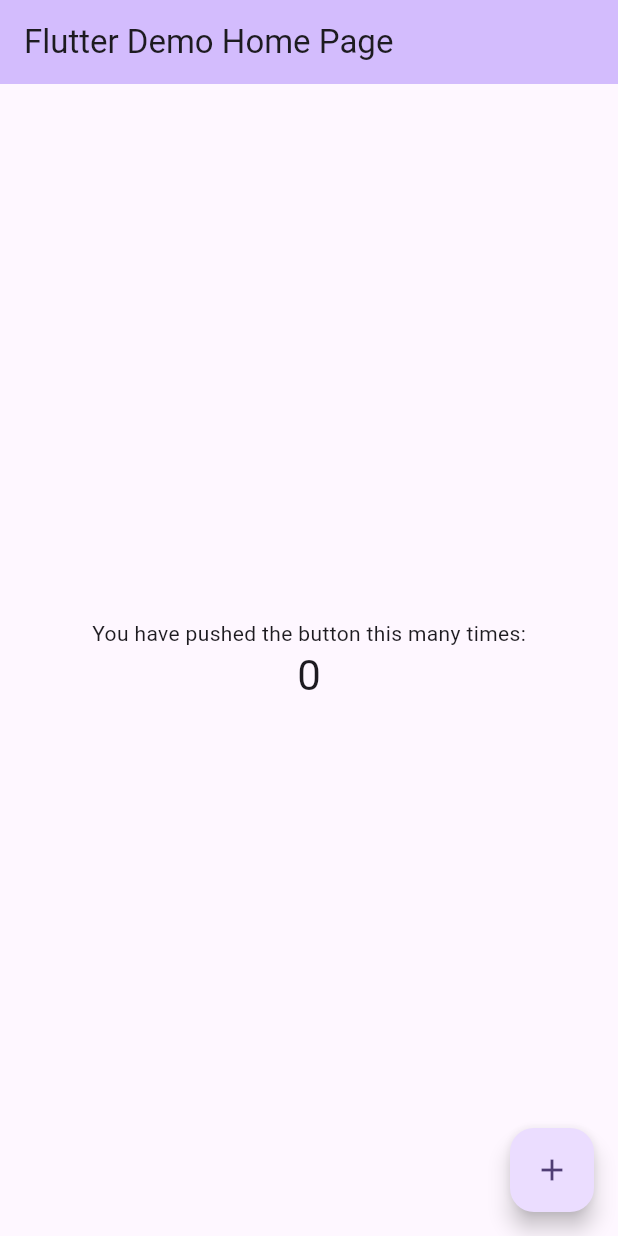
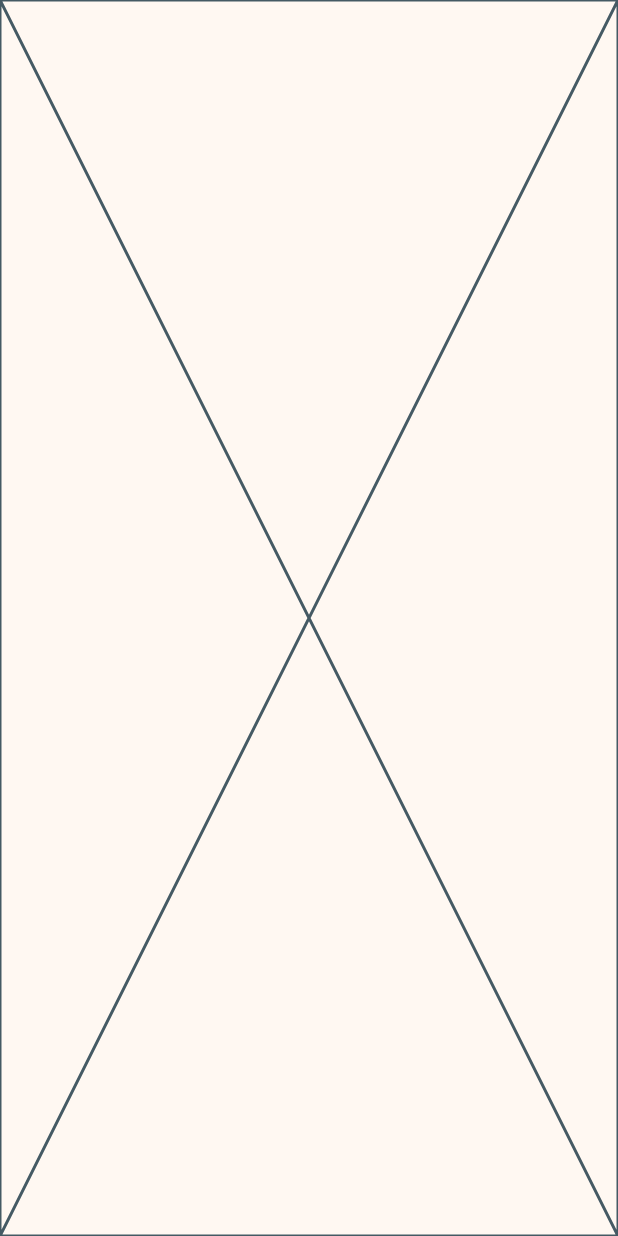
Before and after one commit to juankbenavidess/cinemapedia-repaso, a Flutter app: the screen it shows after launch, on a phone screen of 412 x 824 dp. Run offline on Flutter 3.47's test engine with Material 2 defaults, Android fonts, the phone set to English and light mode, and no system bars; our stand-ins replace go_router.

Commit message:
terminado 12-TheMovieDB

```diff
--- /dev/null
+++ b/lib/config/datasources/movies_datasource.dart
@@ -0,0 +1,5 @@
+import '../domain/entities/movie.dart';
+
+abstract class MovieDataSource {
+  Future<List<Movie>> getNowPlaying({int page = 1});
+}
--- /dev/null
+++ b/lib/config/repositories/movies_repositories.dart
@@ -0,0 +1,5 @@
+import '../domain/entities/movie.dart';
+
+abstract class MovieDataRepositories {
+  Future<List<Movie>> getNowPlaying({int page = 1});
+}
--- /dev/null
+++ b/lib/config/router/app_router.dart
@@ -0,0 +1,10 @@
+import 'package:cinemapedia_repaso/presentation/screens/screens.dart';
+import 'package:go_router/go_router.dart';
+
+final appRouter = GoRouter(initialLocation: '/', routes: [
+  GoRoute(
+    path: '/',
+    name: HomeScreen.name,
+    builder: (context, state) => HomeScreen(),
+  ),
+]);
--- /dev/null
+++ b/lib/config/theme/app_theme.dart
@@ -0,0 +1,7 @@
+import 'package:flutter/material.dart';
+
+class AppTheme {
+  ThemeData getTheme() => ThemeData(
+      useMaterial3: true,
+      colorScheme: ColorScheme.fromSeed(seedColor: Colors.amber));
+}
--- a/lib/main.dart
+++ b/lib/main.dart
@@ -1,3 +1,5 @@
+import 'package:cinemapedia_repaso/config/router/app_router.dart';
+import 'package:cinemapedia_repaso/config/theme/app_theme.dart';
 import 'package:flutter/material.dart';
 
 void main() {
@@ -10,116 +12,10 @@ class MyApp extends StatelessWidget {
   // This widget is the root of your application.
   @override
   Widget build(BuildContext context) {
-    return MaterialApp(
-      title: 'Flutter Demo',
-      theme: ThemeData(
-        // This is the theme of your application.
-        //
-        // TRY THIS: Try running your application with "flutter run". You'll see
-        // the application has a blue toolbar. Then, without quitting the app,
-        // try changing the seedColor in the colorScheme below to Colors.green
-        // and then invoke "hot reload" (save your changes or press the "hot
-        // reload" button in a Flutter-supported IDE, or press "r" if you used
-        // the command line to start the app).
-        //
-        // Notice that the counter didn't reset back to zero; the application
-        // state is not lost during the reload. To reset the state, use hot
-        // restart instead.
-        //
-        // This works for code too, not just values: Most code changes can be
-        // tested with just a hot reload.
-        colorScheme: ColorScheme.fromSeed(seedColor: Colors.deepPurple),
-        useMaterial3: true,
-      ),
-      home: const MyHomePage(title: 'Flutter Demo Home Page'),
+    return MaterialApp.router(
+      title: 'Cinemapedia',
+      theme: AppTheme().getTheme(),
+      routerConfig: appRouter,
     );
   }
 }
-
-class MyHomePage extends StatefulWidget {
-  const MyHomePage({super.key, required this.title});
-
-  // This widget is the home page of your application. It is stateful, meaning
-  // that it has a State object (defined below) that contains fields that affect
-  // how it looks.
-
-  // This class is the configuration for the state. It holds the values (in this
-  // case the title) provided by the parent (in this case the App widget) and
-  // used by the build method of the State. Fields in a Widget subclass are
-  // always marked "final".
-
-  final String title;
-
-  @override
-  State<MyHomePage> createState() => _MyHomePageState();
-}
-
-class _MyHomePageState extends State<MyHomePage> {
-  int _counter = 0;
-
-  void _incrementCounter() {
-    setState(() {
-      // This call to setState tells the Flutter framework that something has
-      // changed in this State, which causes it to rerun the build method below
-      // so that the display can reflect the updated values. If we changed
-      // _counter without calling setState(), then the build method would not be
-      // called again, and so nothing would appear to happen.
-      _counter++;
-    });
-  }
-
-  @override
-  Widget build(BuildContext context) {
-    // This method is rerun every time setState is called, for instance as done
-    // by the _incrementCounter method above.
-    //
-    // The Flutter framework has been optimized to make rerunning build methods
-    // fast, so that you can just rebuild anything that needs updating rather
-    // than having to individually change instances of widgets.
-    return Scaffold(
-      appBar: AppBar(
-        // TRY THIS: Try changing the color here to a specific color (to
-        // Colors.amber, perhaps?) and trigger a hot reload to see the AppBar
-        // change color while the other colors stay the same.
-        backgroundColor: Theme.of(context).colorScheme.inversePrimary,
-        // Here we take the value from the MyHomePage object that was created by
-        // the App.build method, and use it to set our appbar title.
-        title: Text(widget.title),
-      ),
-      body: Center(
-        // Center is a layout widget. It takes a single child and positions it
-        // in the middle of the parent.
-        child: Column(
-          // Column is also a layout widget. It takes a list of children and
-          // arranges them vertically. By default, it sizes itself to fit its
-          // children horizontally, and tries to be as tall as its parent.
-          //
-          // Column has various properties to control how it sizes itself and
-          // how it positions its children. Here we use mainAxisAlignment to
-          // center the children vertically; the main axis here is the vertical
-          // axis because Columns are vertical (the cross axis would be
-          // horizontal).
-          //
-          // TRY THIS: Invoke "debug painting" (choose the "Toggle Debug Paint"
-          // action in the IDE, or press "p" in the console), to see the
-          // wireframe for each widget.
-          mainAxisAlignment: MainAxisAlignment.center,
-          children: <Widget>[
-            const Text(
-              'You have pushed the button this many times:',
-            ),
-            Text(
-              '$_counter',
-              style: Theme.of(context).textTheme.headlineMedium,
-            ),
-          ],
-        ),
-      ),
-      floatingActionButton: FloatingActionButton(
-        onPressed: _incrementCounter,
-        tooltip: 'Increment',
-        child: const Icon(Icons.add),
-      ), // This trailing comma makes auto-formatting nicer for build methods.
-    );
-  }
-}
--- /dev/null
+++ b/lib/presentation/screens/movies/home_screen.dart
@@ -0,0 +1,13 @@
+import 'package:flutter/material.dart';
+
+class HomeScreen extends StatelessWidget {
+  static const name = 'home-screen';
+  const HomeScreen({super.key});
+
+  @override
+  Widget build(BuildContext context) {
+    return const Scaffold(
+      body: Placeholder(),
+    );
+  }
+}
--- /dev/null
+++ b/lib/presentation/screens/screens.dart
@@ -0,0 +1 @@
+export 'package:cinemapedia_repaso/presentation/screens/movies/home_screen.dart';
--- a/pubspec.yaml
+++ b/pubspec.yaml
@@ -35,6 +35,7 @@ dependencies:
   # The following adds the Cupertino Icons font to your application.
   # Use with the CupertinoIcons class for iOS style icons.
   cupertino_icons: ^1.0.2
+  go_router: ^11.1.2
 
 dev_dependencies:
   flutter_test:
```
Also changed, not shown: lib/config/domain/entities/movie.dart (added, +32 -0 lines), pubspec.lock, 3 other files.
